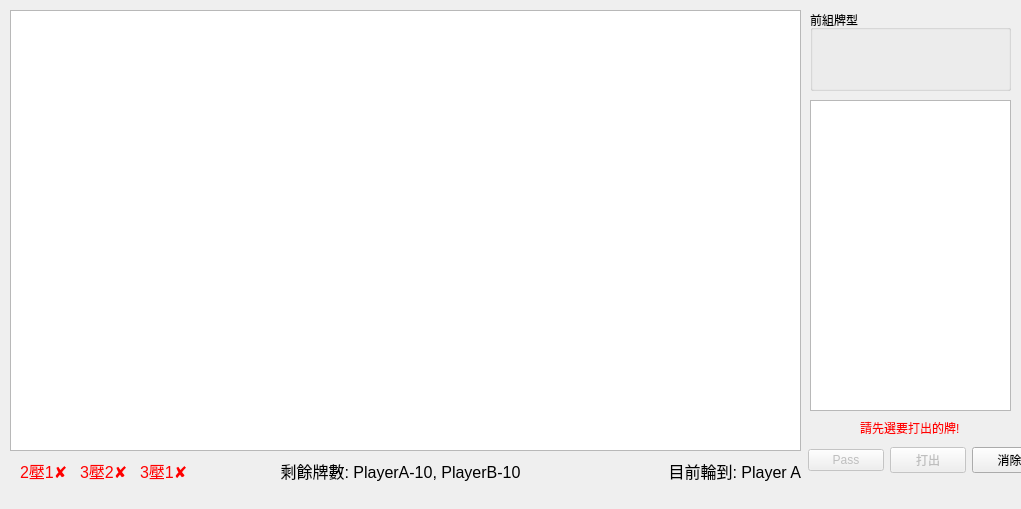
Before: the Qt Designer form mainwindow.ui in XCI9/CardGame, drawn with Qt 5.
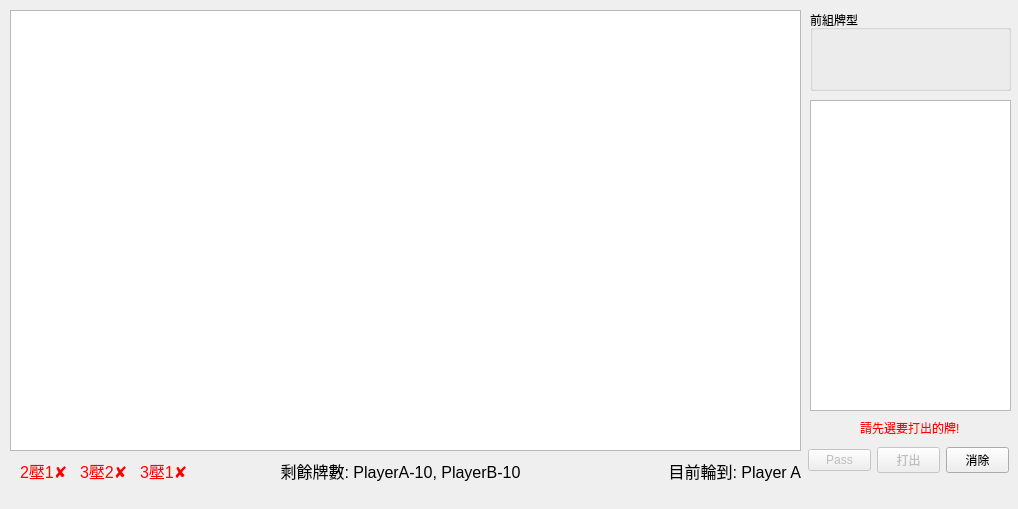
After: the same form once the commit is applied.

```diff
--- a/mainwindow.ui
+++ b/mainwindow.ui
@@ -6,7 +6,7 @@
    <rect>
     <x>0</x>
     <y>0</y>
-    <width>1021</width>
+    <width>1018</width>
     <height>509</height>
    </rect>
   </property>
@@ -70,7 +70,7 @@
      <rect>
       <x>808</x>
       <y>440</y>
-      <width>239</width>
+      <width>201</width>
       <height>41</height>
      </rect>
     </property>
```
Left out of the diff: 2 changed lines with no effect on the pictures.
